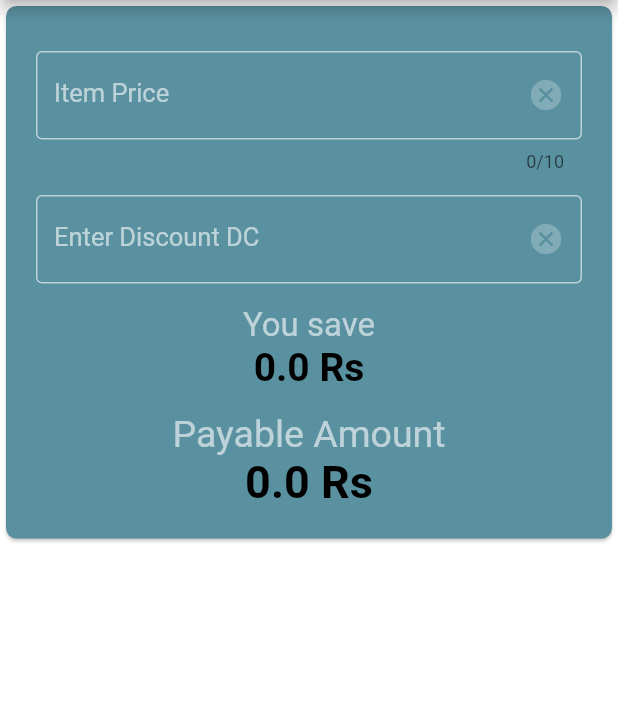
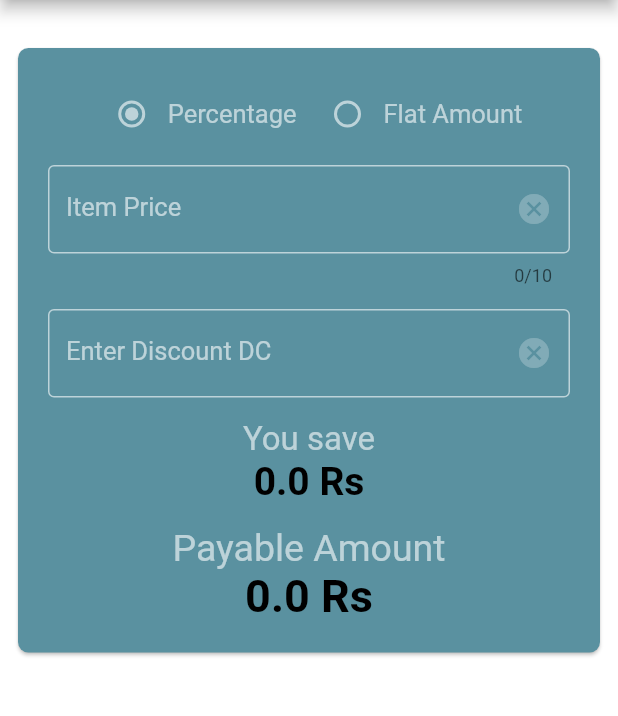
Before and after one commit to dhruvashastri12/Discount-Calculation-Flutter, a Flutter app: the screen it shows after launch, on a phone screen of 412 x 824 dp, the part 84-800 px from its top. Run offline on Flutter 3.47's test engine with Material 2 defaults, Android fonts, the phone set to English and light mode, and no system bars.

Commit message:
Code refactor to Reusable Radio Button

```diff
--- /dev/null
+++ b/lib/custom/dc_radiobutton.dart
@@ -0,0 +1,83 @@
+import 'package:flutter/material.dart';
+
+class DCRadioButton extends StatefulWidget {
+  final int selectedRadio;
+  final String label_1;
+  final String label_2;
+  // final String radioBtnLabel;
+
+  final Function onRadioChanged;
+
+  DCRadioButton(
+      {@required this.selectedRadio,
+      @required this.label_1,
+      @required this.label_2,
+      // @required this.radioBtnLabel,
+      @required this.onRadioChanged});
+
+  @override
+  _DCRadioButtonState createState() => _DCRadioButtonState();
+}
+
+class _DCRadioButtonState extends State<DCRadioButton> {
+  int selectedValue;
+
+  @override
+  void initState() {
+    super.initState();
+  }
+
+  @override
+  Widget build(BuildContext context) {
+    // from blog https://medium.com/@hrishikesh.deshmukh445/working-with-reusable-radio-button-widgets-in-flutter-1ee1b912916f
+    return Row(mainAxisAlignment: MainAxisAlignment.center, children: <Widget>[
+      // Percentage radio button
+      Radio(
+        value: 0,
+        activeColor: Colors.white60,
+        groupValue: widget.selectedRadio,
+        onChanged: widget.onRadioChanged,
+      ),
+      Text(
+        widget.label_1,
+        style: new TextStyle(
+            fontSize: 17.0, fontWeight: FontWeight.w400, color: Colors.white60),
+      ),
+      SizedBox(
+        width: 10,
+      ),
+
+      // Flat amount radio button
+      Radio(
+        value: 1,
+        activeColor: Colors.white60,
+        groupValue: widget.selectedRadio,
+        onChanged: widget.onRadioChanged,
+      ),
+      Text(
+        widget.label_2,
+        style: new TextStyle(
+            fontSize: 17.0, fontWeight: FontWeight.w400, color: Colors.white60),
+      )
+    ]);
+  }
+}
+
+// Note: madeby dhs
+// Row(
+//       children: <Widget>[
+//         Radio(
+//             value: widget.selectedRadio,
+//             activeColor: Colors.white60,
+//             groupValue: widget.selectedRadio,
+//             onChanged: widget.onRadioChanged ?? () {}
+//         ),
+//         Text(
+//           widget.radioBtnLabel,
+//           style: new TextStyle(
+//               fontSize: 17.0,
+//               fontWeight: FontWeight.w400,
+//               color: Colors.white60),
+//         )
+//       ],
+//     );
--- a/lib/screens/home/calculator_body.dart
+++ b/lib/screens/home/calculator_body.dart
@@ -1,4 +1,5 @@
 import 'package:discount_calc/common/colors.dart';
+import 'package:discount_calc/custom/dc_radiobutton.dart';
 import 'package:discount_calc/custom/dc_result.dart';
 import 'package:discount_calc/custom/dc_textfield.dart';
 import 'package:discount_calc/utils/helper.dart';
@@ -16,20 +17,27 @@ class _CalculatorBodyState extends State<CalculatorBody> {
   double payableAmount = 0.0;
   double savingAmount = 0.0;
 
+  int selectedRadio;
+
   @override
   void initState() {
     super.initState();
+    selectedRadio = 0;
     itemPriceController.addListener(_calculatDiscount);
     itemDiscountController.addListener(_calculatDiscount);
   }
 
   @override
   Widget build(BuildContext context) {
-    return Column(
-      children: [
-        Card(
+    return ListView(
+      children: <Widget>[
+        SizedBox(height: 20),
+        Padding(
+          padding: const EdgeInsets.all(8.0),
+          child: Card(
             color: mainColor,
-          shape: RoundedRectangleBorder(borderRadius: BorderRadius.circular(7)),
+            shape:
+                RoundedRectangleBorder(borderRadius: BorderRadius.circular(7)),
             child: Padding(
               padding: const EdgeInsets.all(20.0),
               child: Column(
@@ -40,25 +48,64 @@ class _CalculatorBodyState extends State<CalculatorBody> {
                         disabledColor: Colors.white60),
                     child: Row(
                       mainAxisAlignment: MainAxisAlignment.center,
-                    children: <Widget>[],
+                      children: <Widget>[
+                        DCRadioButton(
+                          // title: 'Best App development framework',
+                          label_1: 'Percentage',
+                          label_2: 'Flat Amount',
+                          selectedRadio: selectedRadio,
+                          onRadioChanged: (int selectionValue) {
+                            setState(() {
+                              selectedRadio = selectionValue;
+                              setSelectedRadio(selectedRadio);
+                            });
+                          },
+                        )
+                        // DCRadioButton(
+                        //   radioBtnLabel: 'Percentage',
+                        //   selectedRadio: 0,
+                        //   onRadioChanged: (val) {
+                        //     // setSelectedRadio(val);
+                        //   },
+                        // ),
+                        // DCRadioButton(
+                        //   radioBtnLabel: 'Flat Amount',
+                        //   selectedRadio: 1,
+                        //   onRadioChanged: (val) {
+                        //     // setSelectedRadio(val);
+                        //   },
+                        // ),
+                      ],
                     ),
                   ),
                   SizedBox(height: 10.0),
                   DCTextField(
                     label: 'Item Price',
+                    controller: itemPriceController,
+                    maxLength: 10,
                     onClearPressed: () {
                       print('ON CLEAR CLICKED item price');
+                      itemPriceController.clear();
+                      setState(() {
+                        payableAmount = 0.0;
+                        savingAmount = 0.0;
+                      });
+                      FocusScope.of(context).requestFocus(FocusNode());
                     },
-                  controller: itemPriceController,
-                  maxLength: 10,
                   ),
                   SizedBox(height: 15.0),
                   DCTextField(
                     label: 'Enter Discount DC',
+                    controller: itemDiscountController,
                     onClearPressed: () {
                       print('ON CLEAR CLICKED discount');
+                      itemDiscountController.clear();
+                      setState(() {
+                        payableAmount = 0.0;
+                        savingAmount = 0.0;
+                      });
+                      FocusScope.of(context).requestFocus(FocusNode());
                     },
-                  controller: itemDiscountController,
                   ),
                   SizedBox(height: 15.0),
                   DCResultField(
@@ -73,6 +120,7 @@ class _CalculatorBodyState extends State<CalculatorBody> {
                       amntFontSize: 30.0,
                       value: payableAmount)
                 ],
+              ),
             ),
           ),
         ),
@@ -93,11 +141,33 @@ class _CalculatorBodyState extends State<CalculatorBody> {
     if (!isValidNumber(itemPrice)) return;
     if (!isValidDiscountNumber(discount)) return;
 
+    if (selectedRadio == 0) {
       double cuttingPrice = (itemPrice * discount) / 100;
 
       setState(() {
-      payableAmount = itemPrice - cuttingPrice.roundToDouble();
+        payableAmount = (itemPrice - cuttingPrice).roundToDouble();
         savingAmount = cuttingPrice.roundToDouble();
+
+        print('Cutting Price: $cuttingPrice');
+        print('Saving Amount: $savingAmount');
+        print('Percentage Discount: $payableAmount');
+      });
+    } else {
+      setState(() {
+        payableAmount = (itemPrice - discount).roundToDouble();
+        savingAmount = discount.roundToDouble();
+
+        print('Flat Discount: $payableAmount');
       });
     }
   }
+
+  // // Changes the selected value on 'onChanged' click on each radio button
+  setSelectedRadio(int val) {
+    setState(() {
+      selectedRadio = val;
+      _calculatDiscount();
+    });
+  }
+
+}
```
Also changed, not shown: 1 other file. Lines whose indentation alone changed are shown as unchanged.
